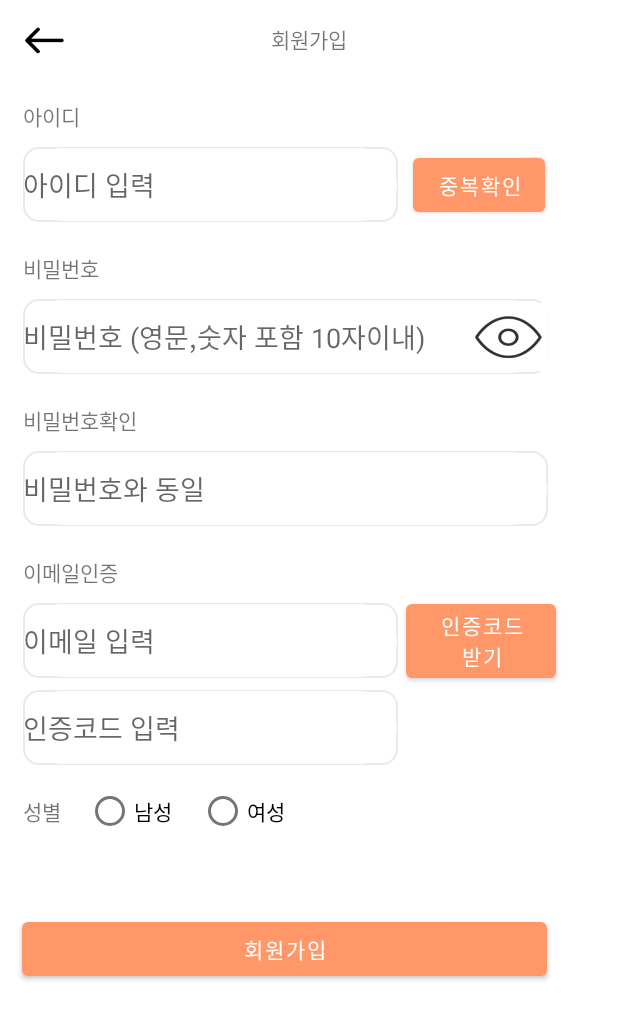
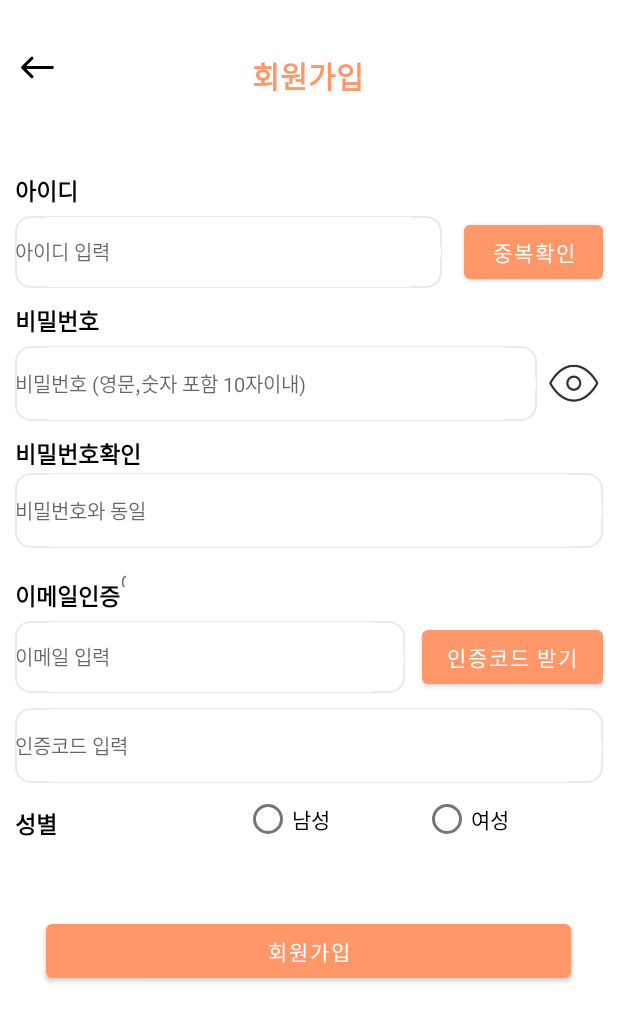
Before and after one commit to WokringParents/WorkingParentsApp, an Android app: the screen it shows after launch (JoinActivity), after a tap on "회원가입", on a phone screen of 412 x 824 dp. Shown: the top 1022 px of the screen. Run offline under Robolectric (Android 15) with nearby library versions, the phone set to English and light mode, and no system bars; 3 other taps on this screen came first.

Commit message:
splash 추가 ui 수정

```diff
--- /dev/null
+++ b/app/src/main/java/com/example/workingparents/SplashActivity.kt
@@ -0,0 +1,33 @@
+package com.example.workingparents
+
+import android.animation.ObjectAnimator
+import android.content.Intent
+import androidx.appcompat.app.AppCompatActivity
+import android.os.Bundle
+import android.os.Handler
+import android.os.Looper
+import kotlinx.android.synthetic.main.activity_splash.*
+
+class SplashActivity : AppCompatActivity() {
+    override fun onCreate(savedInstanceState: Bundle?) {
+        super.onCreate(savedInstanceState)
+        setContentView(R.layout.activity_splash)
+
+        progressBar.max=100
+
+        val currentProgress = 100
+
+        ObjectAnimator.ofInt(progressBar, "progress", currentProgress)
+            .setDuration(3000)
+            .start()
+
+        Handler(Looper.getMainLooper()).postDelayed({
+
+            val intent = Intent(this, JoinActivity::class.java)
+            startActivity(intent)
+
+            finish()
+        },3000)
+
+    }
+}
--- a/app/src/main/res/layout/activity_join.xml
+++ b/app/src/main/res/layout/activity_join.xml
@@ -6,222 +6,313 @@
     android:layout_height="match_parent"
     tools:context=".JoinActivity">
 
+    <LinearLayout
+        android:layout_width="match_parent"
+        android:layout_height="match_parent"
+        android:orientation="vertical"
+        android:padding="10dp">
+
+
+
+        <LinearLayout
+            android:layout_marginTop="20dp"
+            android:layout_width="match_parent"
+            android:layout_height="wrap_content"
+            android:orientation="horizontal">
+
+            <ImageButton
+                android:id="@+id/imageButton3"
+                android:layout_width="30dp"
+                android:layout_height="30dp"
+                android:scaleType="fitStart"
+                android:layout_weight="1"
+                android:padding="0dp"
+                android:backgroundTint="@color/white"
+                android:src="@drawable/backarrow" />
+
+
+
+            <TextView
+                android:id="@+id/textView6"
+                android:layout_marginTop="5dp"
+                android:layout_width="wrap_content"
+                android:layout_height="wrap_content"
+                android:layout_weight="1"
+                android:gravity="center"
+                android:text="회원가입"
+                android:textSize="20dp"
+                android:textStyle="bold"
+                android:textColor="@color/main"/>
+
+            <View
+                android:layout_width="30dp"
+                android:layout_height="30dp"
+                android:layout_weight="1" />
+
+        </LinearLayout>
+
+
         <TextView
             android:id="@+id/textView"
             android:layout_width="wrap_content"
             android:layout_height="wrap_content"
-        android:layout_marginStart="15dp"
-        android:layout_marginTop="30dp"
+            android:layout_marginTop="50dp"
             android:text="아이디"
-        app:layout_constraintStart_toStartOf="parent"
-        app:layout_constraintTop_toBottomOf="@+id/textView6" />
+            android:textSize="15dp"
+            android:textStyle="bold"
+            android:textColor="@color/black"
+            />
+
+        <LinearLayout
+            android:layout_width="match_parent"
+            android:layout_height="wrap_content"
+            android:orientation="horizontal"
+            android:layout_marginTop="5dp"
+            >
+
+            <EditText
+                android:id="@+id/edit_joinID"
+                android:layout_width="250dp"
+                android:layout_height="match_parent"
+                android:background="@drawable/border"
+                android:ems="10"
+                android:hint="아이디 입력"
+                android:textSize="13dp"
+                android:layout_weight="8"
+                />
+
+            <View
+                android:layout_width="10dp"
+                android:layout_height="0dp"
+                android:layout_weight="1" />
+
+
+            <Button
+                android:id="@+id/btn_CheckID"
+                android:layout_width="wrap_content"
+                android:layout_height="wrap_content"
+                android:text="중복확인"
+                android:layout_weight="1"
+                />
+
+        </LinearLayout>
+
+        <LinearLayout
+            android:layout_width="match_parent"
+            android:layout_height="wrap_content"
+            android:orientation="horizontal"
+            android:layout_marginTop="10dp">
 
             <TextView
                 android:id="@+id/textView2"
                 android:layout_width="wrap_content"
                 android:layout_height="wrap_content"
-        android:layout_marginTop="20dp"
                 android:text="비밀번호"
-        app:layout_constraintStart_toStartOf="@+id/textView"
-        app:layout_constraintTop_toBottomOf="@+id/edit_joinID" />
+                android:textSize="15dp"
+                android:textStyle="bold"
+                android:textColor="@color/black"
+                />
+
+            <TextView
+                android:id="@+id/checkIDPW"
+                android:layout_width="0dp"
+                android:layout_height="13dp"
+                />
+
+        </LinearLayout>
+
+
+        <LinearLayout
+            android:layout_width="match_parent"
+            android:layout_height="wrap_content"
+            android:orientation="horizontal"
+            android:layout_marginTop="5dp"
+            >
+
+            <EditText
+                android:id="@+id/edit_joinPW"
+                android:layout_width="match_parent"
+                android:layout_height="50dp"
+                android:layout_weight="8"
+                android:background="@drawable/border"
+                android:ems="10"
+                android:hint="비밀번호 (영문,숫자 포함 10자이내)"
+                android:inputType="textPassword"
+                android:textSize="13dp"
+
+                />
+
+            <View
+                android:layout_width="10dp"
+                android:layout_height="0dp"
+                android:layout_weight="1" />
+
+
+
+
+            <ImageButton
+                android:id="@+id/showHideBtn"
+                android:layout_width="45dp"
+                android:layout_height="40dp"
+                android:layout_gravity="center"
+                android:background="@drawable/eye_select"
+                android:scaleType="fitCenter"
+                android:layout_weight="1"
+                />
+
+        </LinearLayout>
 
         <TextView
             android:id="@+id/textView3"
             android:layout_width="wrap_content"
+            android:layout_height="19dp"
+            android:layout_marginTop="10dp"
+            android:text="비밀번호확인"
+            android:textSize="15dp"
+            android:textColor="@color/black"
+            android:textStyle="bold" />
+
+        <EditText
+            android:id="@+id/edit_checkPW"
+            android:layout_width="match_parent"
+            android:layout_height="50dp"
+            android:layout_marginTop="5dp"
+            android:background="@drawable/border"
+            android:ems="10"
+            android:hint="비밀번호와 동일"
+            android:textSize="13dp"
+            android:inputType="textPassword" />
+
+        <LinearLayout
+            android:layout_width="match_parent"
             android:layout_height="wrap_content"
-        android:layout_marginTop="20dp"
-        android:text="비밀번호확인"
-        app:layout_constraintStart_toStartOf="@+id/textView"
-        app:layout_constraintTop_toBottomOf="@+id/edit_joinPW" />
+            android:orientation="horizontal"
+            android:layout_marginTop="10dp">
 
             <TextView
                 android:id="@+id/textView4"
                 android:layout_width="wrap_content"
                 android:layout_height="wrap_content"
-        android:layout_marginTop="20dp"
+                android:layout_marginTop="10dp"
+                android:textStyle="bold"
+                android:textColor="@color/black"
                 android:text="이메일인증"
-        app:layout_constraintStart_toStartOf="@+id/textView"
-        app:layout_constraintTop_toBottomOf="@+id/edit_checkPW" />
+                android:textSize="15dp"
+                />
+
+            <TextView
+                android:id="@+id/emailText"
+                android:layout_width="4dp"
+                android:layout_height="13dp"/>
+
+        </LinearLayout>
+
+
+        <LinearLayout
+            android:layout_width="match_parent"
+            android:layout_height="wrap_content"
+            android:orientation="horizontal"
+            android:layout_marginTop="5dp">
+
+
+            <EditText
+                android:id="@+id/edit_email"
+                android:layout_width="250dp"
+                android:layout_height="match_parent"
+                android:background="@drawable/border"
+                android:ems="10"
+                android:hint="이메일 입력"
+                android:textSize="13dp"
+                android:inputType="textEmailAddress"
+                android:layout_weight="8"
+
+
+                />
+
+            <View
+                android:layout_width="10dp"
+                android:layout_height="0dp"
+                android:layout_weight="1" />
+
+            <Button
+                android:id="@+id/btn_joinCode"
+                android:layout_width="wrap_content"
+                android:layout_height="wrap_content"
+                android:text="인증코드 받기"
+                android:layout_weight="1"
+
+                />
+
+        </LinearLayout>
+
+        <EditText
+            android:id="@+id/edit_emailCode"
+            android:layout_width="match_parent"
+            android:layout_height="50dp"
+            android:layout_marginTop="10dp"
+            android:background="@drawable/border"
+            android:ems="10"
+            android:hint="인증코드 입력"
+            android:inputType="number"
+            android:textSize="13dp"
+            />
+
+        <LinearLayout
+            android:layout_width="match_parent"
+            android:layout_height="wrap_content"
+            android:orientation="horizontal">
 
             <TextView
                 android:id="@+id/textView5"
                 android:layout_width="wrap_content"
                 android:layout_height="wrap_content"
-        android:layout_marginTop="20dp"
+                android:layout_marginTop="15dp"
                 android:text="성별"
-        app:layout_constraintStart_toStartOf="@+id/textView"
-        app:layout_constraintTop_toBottomOf="@+id/edit_emailCode" />
+                android:textStyle="bold"
+                android:textColor="@color/black"
+                android:layout_weight="1"
+                android:textSize="15dp"
+                />
 
-    <TextView
-        android:id="@+id/textView6"
-        android:layout_width="wrap_content"
-        android:layout_height="wrap_content"
-        android:layout_marginTop="15dp"
-        android:text="회원가입"
-        app:layout_constraintEnd_toEndOf="parent"
-        app:layout_constraintStart_toStartOf="parent"
-        app:layout_constraintTop_toTopOf="parent" />
 
-    <EditText
-        android:id="@+id/edit_joinID"
-        android:layout_width="250dp"
-        android:layout_height="50dp"
-        android:layout_marginTop="10dp"
-        android:background="@drawable/border"
-        android:ems="10"
-        android:hint="아이디 입력"
-        app:layout_constraintStart_toStartOf="@+id/textView"
-        app:layout_constraintTop_toBottomOf="@+id/textView" />
-
-    <Button
-        android:id="@+id/btn_CheckID"
-        android:layout_width="wrap_content"
-        android:layout_height="wrap_content"
-        android:layout_marginStart="10dp"
-        android:text="중복확인"
-        app:layout_constraintBottom_toBottomOf="@+id/edit_joinID"
-        app:layout_constraintStart_toEndOf="@+id/edit_joinID"
-        app:layout_constraintTop_toTopOf="@+id/edit_joinID" />
-
-    <EditText
-        android:id="@+id/edit_joinPW"
-        android:layout_width="350dp"
-        android:layout_height="50dp"
-        android:layout_marginTop="10dp"
-        android:background="@drawable/border"
-        android:ems="10"
-        android:hint="비밀번호 (영문,숫자 포함 10자이내)"
-        android:inputType="textPassword"
-        app:layout_constraintStart_toStartOf="@+id/textView"
-        app:layout_constraintTop_toBottomOf="@+id/textView2" />
-
-    <ImageButton
-        android:id="@+id/showHideBtn"
-        android:layout_width="53dp"
-        android:layout_height="45dp"
-        android:background="@drawable/eye_select"
-        android:scaleType="centerCrop"
-        app:layout_constraintBottom_toBottomOf="@+id/edit_joinPW"
-        app:layout_constraintEnd_toEndOf="@+id/edit_joinPW"
-        app:layout_constraintTop_toTopOf="@+id/edit_joinPW" />
-
-    <EditText
-        android:id="@+id/edit_checkPW"
-        android:layout_width="350dp"
-        android:layout_height="50dp"
-        android:layout_marginTop="10dp"
-        android:background="@drawable/border"
-        android:ems="10"
-        android:hint="비밀번호와 동일"
-        android:inputType="textPassword"
-        app:layout_constraintStart_toStartOf="@+id/textView"
-        app:layout_constraintTop_toBottomOf="@+id/textView3" />
-
-    <EditText
-        android:id="@+id/edit_email"
-        android:layout_width="250dp"
-        android:layout_height="50dp"
-        android:layout_marginTop="10dp"
-        android:background="@drawable/border"
-        android:ems="10"
-        android:hint="이메일 입력"
-        android:inputType="textEmailAddress"
-        app:layout_constraintStart_toStartOf="@+id/textView"
-        app:layout_constraintTop_toBottomOf="@+id/textView4" />
-
-    <EditText
-        android:id="@+id/edit_emailCode"
-        android:layout_width="250dp"
-        android:layout_height="50dp"
-        android:layout_marginTop="8dp"
-        android:background="@drawable/border"
-        android:ems="10"
-        android:hint="인증코드 입력"
-        android:inputType="number"
-        app:layout_constraintStart_toStartOf="@+id/edit_email"
-        app:layout_constraintTop_toBottomOf="@+id/edit_email" />
-
-    <Button
-        android:id="@+id/btn_joinCode"
-        android:layout_width="100dp"
-        android:layout_height="wrap_content"
-        android:layout_marginStart="12dp"
-        android:text="인증코드 받기"
-        app:layout_constraintBottom_toBottomOf="@+id/edit_email"
-        app:layout_constraintEnd_toEndOf="@+id/btn_CheckID"
-        app:layout_constraintStart_toEndOf="@+id/edit_email"
-        app:layout_constraintTop_toTopOf="@+id/edit_email" />
 
             <RadioGroup
                 android:id="@+id/radio_group_join"
                 android:layout_width="wrap_content"
                 android:layout_height="wrap_content"
                 android:orientation="horizontal"
-        app:layout_constraintBottom_toBottomOf="@+id/textView5"
-        app:layout_constraintStart_toStartOf="@+id/textView5"
-        app:layout_constraintTop_toTopOf="@+id/textView5">
+                android:layout_weight="1"
+
+                >
 
                 <RadioButton
                     android:id="@+id/dadBtn"
                     android:layout_width="wrap_content"
                     android:layout_height="wrap_content"
-            android:layout_marginStart="42dp"
                     android:text="남성"
-            app:layout_constraintBottom_toBottomOf="@+id/textView5"
-            app:layout_constraintStart_toEndOf="@+id/textView5"
-            app:layout_constraintTop_toTopOf="@+id/textView5" />
+                    android:layout_weight="1"
+                    />
 
                 <RadioButton
                     android:id="@+id/momBtn"
                     android:layout_width="wrap_content"
                     android:layout_height="wrap_content"
-            android:layout_marginStart="18dp"
                     android:text="여성"
-            app:layout_constraintBottom_toBottomOf="@+id/dadBtn"
-            app:layout_constraintStart_toEndOf="@+id/dadBtn"
-            app:layout_constraintTop_toTopOf="@+id/dadBtn" />
+                    android:layout_weight="1"
+                    />
 
             </RadioGroup>
+        </LinearLayout>
 
         <Button
             android:id="@+id/btn_joinFinish"
             android:layout_width="350dp"
             android:layout_height="wrap_content"
-        android:layout_marginTop="57dp"
+            android:layout_marginTop="40dp"
             android:text="회원가입"
-        app:layout_constraintEnd_toEndOf="@+id/btn_CheckID"
-        app:layout_constraintStart_toStartOf="@+id/textView"
-        app:layout_constraintTop_toBottomOf="@+id/textView5" />
+            android:layout_gravity="center"
+            />
 
-    <ImageButton
-        android:id="@+id/imageButton3"
-        android:layout_width="59dp"
-        android:layout_height="61dp"
-        android:layout_marginStart="-15dp"
-        android:backgroundTint="@color/white"
-        android:scaleType="centerInside"
-        app:layout_constraintBottom_toBottomOf="@+id/textView6"
-        app:layout_constraintStart_toStartOf="@+id/textView"
-        app:layout_constraintTop_toTopOf="@+id/textView6"
-        app:srcCompat="@drawable/backarrow" />
-
-    <TextView
-        android:id="@+id/checkIDPW"
-        android:layout_width="wrap_content"
-        android:layout_height="wrap_content"
-        android:layout_marginStart="16dp"
-        app:layout_constraintBottom_toBottomOf="@+id/textView2"
-        app:layout_constraintStart_toEndOf="@+id/textView2"
-        app:layout_constraintTop_toTopOf="@+id/textView2" />
-
-    <TextView
-        android:id="@+id/emailText"
-        android:layout_width="wrap_content"
-        android:layout_height="wrap_content"
-        android:layout_marginStart="16dp"
-        app:layout_constraintBottom_toBottomOf="@+id/textView4"
-        app:layout_constraintStart_toEndOf="@+id/textView4"
-        app:layout_constraintTop_toTopOf="@+id/textView4" />
-
+    </LinearLayout>
 
 </androidx.constraintlayout.widget.ConstraintLayout>
--- /dev/null
+++ b/app/src/main/res/layout/activity_splash.xml
@@ -0,0 +1,67 @@
+<?xml version="1.0" encoding="utf-8"?>
+<androidx.constraintlayout.widget.ConstraintLayout xmlns:android="http://schemas.android.com/apk/res/android"
+    xmlns:app="http://schemas.android.com/apk/res-auto"
+    xmlns:tools="http://schemas.android.com/tools"
+    android:layout_width="match_parent"
+    android:layout_height="match_parent"
+    tools:context=".LoginActivity"
+    android:background="@color/main">
+
+
+    <LinearLayout
+        android:layout_width="match_parent"
+        android:layout_height="match_parent"
+        android:orientation="vertical"
+        tools:layout_editor_absoluteX="0dp"
+        tools:layout_editor_absoluteY="49dp"
+        android:padding="50dp">
+
+
+        <TextView
+            android:id="@+id/text_logo"
+            android:layout_marginTop="100dp"
+            android:layout_width="wrap_content"
+            android:layout_height="wrap_content"
+            android:layout_gravity="center"
+            android:text="워킹부부가 함께 만드는 삶"
+            android:textColor="@color/white"
+            android:textSize="15dp"/>
+
+        <TextView
+            android:id="@+id/text_logo2"
+            android:layout_marginTop="10dp"
+            android:layout_width="wrap_content"
+            android:layout_height="wrap_content"
+            android:layout_gravity="center"
+            android:text="워킹 패런츠"
+            android:textColor="@color/white"
+            android:textSize="30dp"
+            android:textStyle="bold" />
+
+        <ImageView
+            android:id="@+id/imageView"
+            android:layout_marginTop="10dp"
+            android:layout_width="150dp"
+            android:layout_height="150dp"
+            android:layout_gravity="center"
+            android:src="@drawable/wps" />
+
+        <TextView
+            android:id="@+id/loading"
+            android:layout_width="wrap_content"
+            android:layout_height="wrap_content"
+            android:layout_marginTop="200dp"
+            android:text="Loading"
+            android:textColor="@color/white"
+            android:textSize="15dp"/>
+
+        <ProgressBar
+            android:id="@+id/progressBar"
+            style="?android:attr/progressBarStyleHorizontal"
+            android:layout_width="match_parent"
+            android:layout_height="wrap_content"
+            android:progressTint="@color/white"
+            />
+
+    </LinearLayout>
+</androidx.constraintlayout.widget.ConstraintLayout>
```
Also changed, not shown: app/src/main/AndroidManifest.xml (+3 -4 lines). Lines whose indentation alone changed are shown as unchanged.
